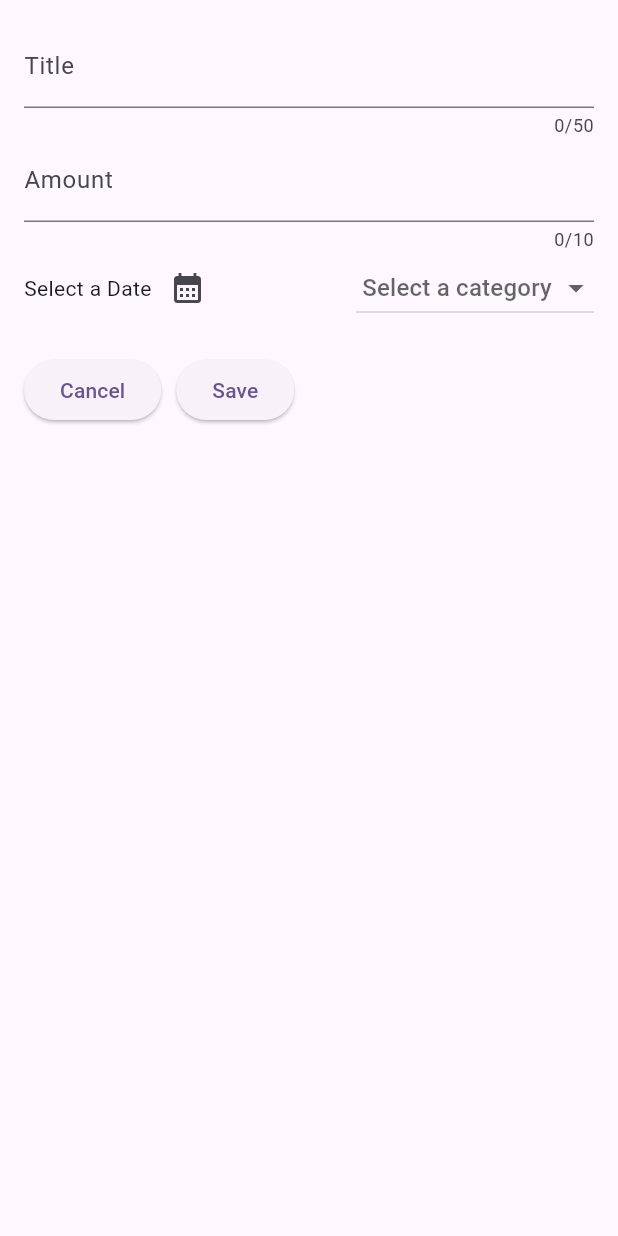
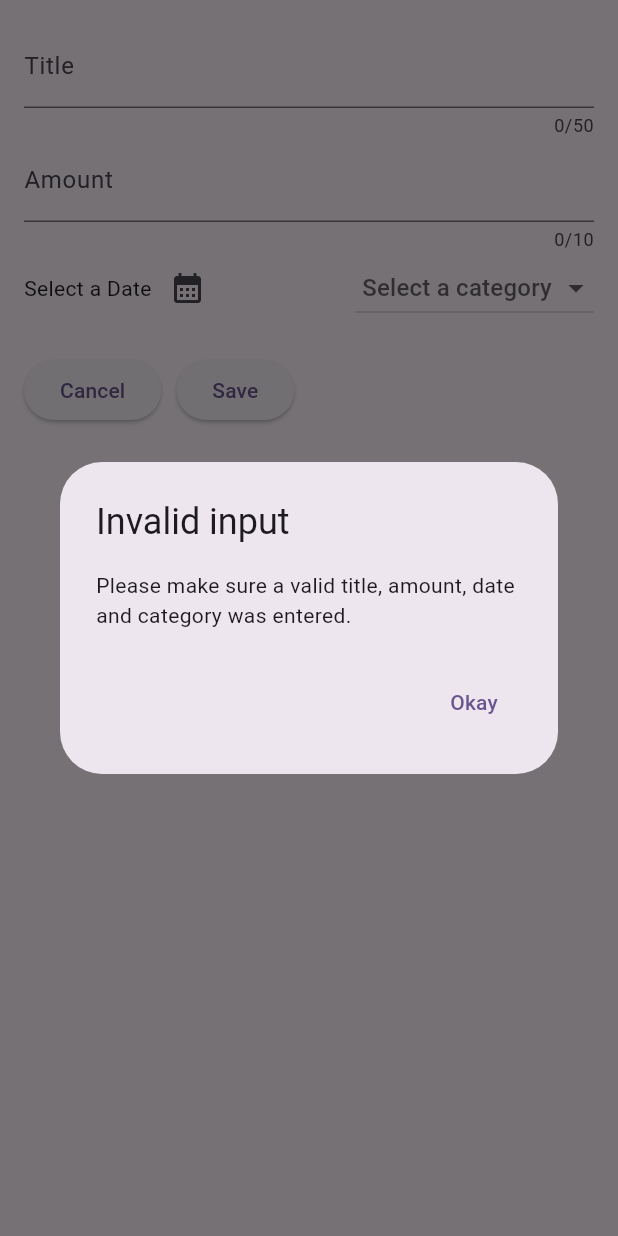
Before and after one commit to gayashan4lk/budget_tracker, a Flutter app: the NewExpense widget shown alone on an empty page, opened directly, after a tap on "Save", on a phone screen of 412 x 824 dp. Run offline on Flutter 3.47's test engine with Material 3 defaults, Android fonts, the phone set to English and light mode, and no system bars.

Commit message:
validate add new expense

```diff
--- a/lib/home.dart
+++ b/lib/home.dart
@@ -131,6 +131,46 @@ class _NewExpenseState extends State<NewExpense> {
     super.dispose();
   }
 
+  void submit() {
+    if (!isValidUserInput()) {
+      return;
+    }
+
+    var newExpense = Expense(
+      title: titleController.text,
+      amount: double.tryParse(amountController.text)!,
+      date: pickedDate!,
+      category: selectedCategory!,
+    );
+
+    print(newExpense);
+    Navigator.pop(context);
+  }
+
+  bool isValidUserInput() {
+    final enteredAmount = double.tryParse(amountController.text);
+    final isAmountValid = enteredAmount != null && enteredAmount > 0;
+
+    if (titleController.text.trim().isEmpty || !isAmountValid || pickedDate == null || selectedCategory == null) {
+      showDialog(
+        context: context,
+        builder: (ctx) => AlertDialog(
+            title: const Text('Invalid input'),
+            content: const Text('Please make sure a valid title, amount, date and category was entered.'),
+            actions: [
+              TextButton(
+                onPressed: () {
+                  Navigator.pop(ctx);
+                },
+                child: const Text('Okay'),
+              )
+            ]),
+      );
+      return false;
+    }
+    return true;
+  }
+
   @override
   Widget build(BuildContext context) {
     return Padding(
@@ -199,11 +239,7 @@ class _NewExpenseState extends State<NewExpense> {
               ),
               const SizedBox(width: 10),
               ElevatedButton(
-                onPressed: () {
-                  print(titleController.text);
-                  print(amountController.text);
-                  print(pickedDate);
-                },
+                onPressed: submit,
                 child: const Text('Save'),
               ),
             ]),
```
